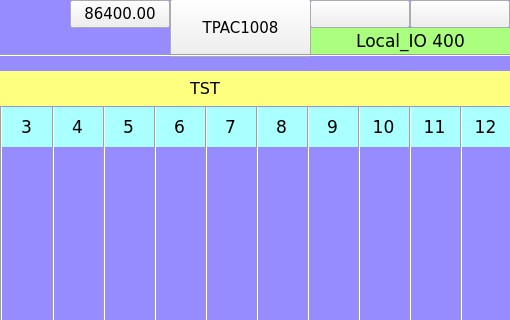
Old version of the form TPAC1008_01/Local_IO_HMI/page400.ui in the repository MECTsrl/mect_apps; both pictures show x 290 to 800 and y 0 to 320 of the 800 by 480 pixel window.
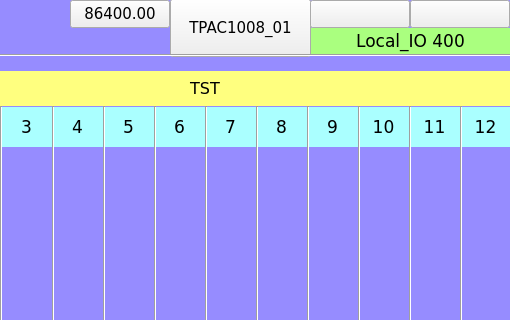
New version of the form. Custom widgets are drawn as their Qt base class.

Commit message: Octopus review for TPAC1008_01 and temperatures.

```diff
--- a/TPAC1008_01/Local_IO_HMI/page400.ui
+++ b/TPAC1008_01/Local_IO_HMI/page400.ui
@@ -109,7 +109,7 @@
     </color>
    </property>
    <property name="text">
-    <string>TPAC1008</string>
+    <string>TPAC1008_01</string>
    </property>
    <property name="pressText">
     <string>TPAC1008</string>
```
Left out of the diff: 18 changed lines with no effect on the pictures. The commit also changes 21 other files.
